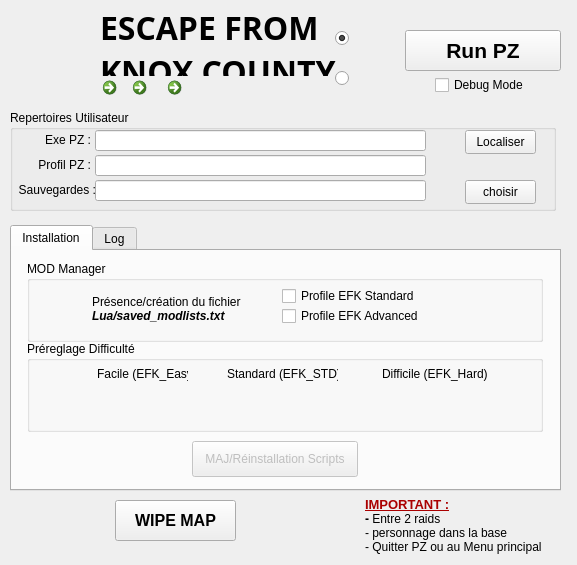
The window that principale.ui (ChristopheTdn/EFK-Launcher) describes before a commit, drawn with Qt 5.
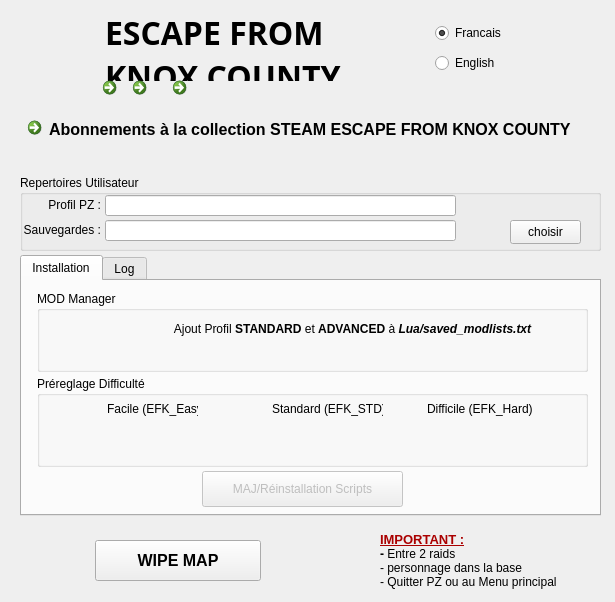
The same window after the commit. Icons and pictures are not drawn.

The edit to the form file:
```diff
--- a/principale.ui
+++ b/principale.ui
@@ -6,8 +6,8 @@
    <rect>
     <x>0</x>
     <y>0</y>
-    <width>577</width>
-    <height>565</height>
+    <width>615</width>
+    <height>602</height>
    </rect>
   </property>
   <property name="windowTitle">
@@ -18,55 +18,13 @@
     <normaloff>:/gfx/gfx/tt.jpeg</normaloff>:/gfx/gfx/tt.jpeg</iconset>
   </property>
   <widget class="QWidget" name="centralWidget">
-   <widget class="QPushButton" name="pushButton_RunPZ">
-    <property name="geometry">
-     <rect>
-      <x>405</x>
-      <y>30</y>
-      <width>156</width>
-      <height>41</height>
-     </rect>
-    </property>
-    <property name="font">
-     <font>
-      <pointsize>16</pointsize>
-      <bold>true</bold>
-     </font>
-    </property>
-    <property name="text">
-     <string>Run PZ</string>
-    </property>
-    <property name="icon">
-     <iconset resource="ressources.qrc">
-      <normaloff>:/gfx/gfx/pz.png</normaloff>:/gfx/gfx/pz.png</iconset>
-    </property>
-    <property name="iconSize">
-     <size>
-      <width>38</width>
-      <height>38</height>
-     </size>
-    </property>
-   </widget>
-   <widget class="QCheckBox" name="checkBox_DebugMode">
-    <property name="geometry">
-     <rect>
-      <x>435</x>
-      <y>75</y>
-      <width>101</width>
-      <height>20</height>
-     </rect>
-    </property>
-    <property name="text">
-     <string>Debug Mode</string>
-    </property>
-   </widget>
    <widget class="QTabWidget" name="tabWidget_FenetrePrincipale">
     <property name="geometry">
      <rect>
-      <x>10</x>
-      <y>225</y>
-      <width>551</width>
-      <height>266</height>
+      <x>20</x>
+      <y>255</y>
+      <width>581</width>
+      <height>261</height>
      </rect>
     </property>
     <property name="toolTip">
@@ -84,50 +42,18 @@
        <rect>
         <x>15</x>
         <y>10</y>
-        <width>516</width>
+        <width>551</width>
         <height>81</height>
        </rect>
       </property>
       <property name="title">
        <string>MOD Manager</string>
       </property>
-      <widget class="QCheckBox" name="checkBox_ProfileEFKStandard">
-       <property name="geometry">
-        <rect>
-         <x>255</x>
-         <y>25</y>
-         <width>171</width>
-         <height>20</height>
-        </rect>
-       </property>
-       <property name="text">
-        <string>Profile EFK Standard</string>
-       </property>
-       <property name="checkable">
-        <bool>true</bool>
-       </property>
-      </widget>
-      <widget class="QCheckBox" name="checkBox_ProfileEFKAdvanced">
-       <property name="geometry">
-        <rect>
-         <x>255</x>
-         <y>45</y>
-         <width>171</width>
-         <height>20</height>
-        </rect>
-       </property>
-       <property name="text">
-        <string>Profile EFK Advanced</string>
-       </property>
-       <property name="checkable">
-        <bool>true</bool>
-       </property>
-      </widget>
       <widget class="QLabel" name="label_IconStatus_MODManager">
        <property name="geometry">
         <rect>
-         <x>25</x>
-         <y>35</y>
+         <x>95</x>
+         <y>25</y>
          <width>31</width>
          <height>31</height>
         </rect>
@@ -145,14 +71,14 @@
       <widget class="QLabel" name="label">
        <property name="geometry">
         <rect>
-         <x>65</x>
-         <y>20</y>
-         <width>151</width>
-         <height>56</height>
+         <x>130</x>
+         <y>25</y>
+         <width>371</width>
+         <height>26</height>
         </rect>
        </property>
        <property name="text">
-        <string>&lt;html&gt;&lt;head/&gt;&lt;body&gt;&lt;p&gt;Présence/création du fichier&lt;br/&gt;&lt;span style=&quot; font-weight:700; font-style:italic;&quot;&gt;Lua/saved_modlists.txt&lt;/span&gt;&lt;/p&gt;&lt;/body&gt;&lt;/html&gt;</string>
+        <string>&lt;html&gt;&lt;head/&gt;&lt;body&gt;&lt;p align=&quot;center&quot;&gt;Ajout Profil &lt;span style=&quot; font-weight:700;&quot;&gt;STANDARD&lt;/span&gt; et &lt;span style=&quot; font-weight:700;&quot;&gt;ADVANCED&lt;/span&gt; à &lt;span style=&quot; font-weight:700; font-style:italic;&quot;&gt;Lua/saved_modlists.txt&lt;/span&gt;&lt;/p&gt;&lt;/body&gt;&lt;/html&gt;</string>
        </property>
       </widget>
      </widget>
@@ -160,8 +86,8 @@
       <property name="geometry">
        <rect>
         <x>15</x>
-        <y>90</y>
-        <width>516</width>
+        <y>95</y>
+        <width>551</width>
         <height>91</height>
        </rect>
       </property>
@@ -184,7 +110,7 @@
       <widget class="QLabel" name="label_difficultSTD">
        <property name="geometry">
         <rect>
-         <x>200</x>
+         <x>235</x>
          <y>25</y>
          <width>111</width>
          <height>16</height>
@@ -197,7 +123,7 @@
       <widget class="QLabel" name="label_difficultHARD">
        <property name="geometry">
         <rect>
-         <x>355</x>
+         <x>390</x>
          <y>25</y>
          <width>111</width>
          <height>16</height>
@@ -229,7 +155,7 @@
       <widget class="QLabel" name="label_IconStatus_difficultSTD">
        <property name="geometry">
         <rect>
-         <x>235</x>
+         <x>265</x>
          <y>45</y>
          <width>31</width>
          <height>31</height>
@@ -248,7 +174,7 @@
       <widget class="QLabel" name="label_IconStatus_difficultHARD">
        <property name="geometry">
         <rect>
-         <x>390</x>
+         <x>420</x>
          <y>40</y>
          <width>31</width>
          <height>31</height>
@@ -273,7 +199,7 @@
        <rect>
         <x>180</x>
         <y>190</y>
-        <width>166</width>
+        <width>201</width>
         <height>36</height>
        </rect>
       </property>
@@ -352,10 +278,10 @@
    <widget class="QGroupBox" name="groupBox">
     <property name="geometry">
      <rect>
-      <x>10</x>
-      <y>110</y>
-      <width>546</width>
-      <height>101</height>
+      <x>20</x>
+      <y>175</y>
+      <width>581</width>
+      <height>76</height>
      </rect>
     </property>
     <property name="title">
@@ -365,11 +291,16 @@
      <property name="geometry">
       <rect>
        <x>85</x>
-       <y>45</y>
-       <width>331</width>
+       <y>20</y>
+       <width>351</width>
        <height>21</height>
       </rect>
      </property>
+     <property name="font">
+      <font>
+       <kerning>true</kerning>
+      </font>
+     </property>
      <property name="readOnly">
       <bool>true</bool>
      </property>
@@ -377,8 +308,8 @@
     <widget class="QLabel" name="label_IconStatus_RepertoireSaveGame">
      <property name="geometry">
       <rect>
-       <x>420</x>
-       <y>65</y>
+       <x>445</x>
+       <y>40</y>
        <width>31</width>
        <height>31</height>
       </rect>
@@ -397,11 +328,16 @@
      <property name="geometry">
       <rect>
        <x>85</x>
-       <y>70</y>
-       <width>331</width>
+       <y>45</y>
+       <width>351</width>
        <height>21</height>
       </rect>
      </property>
+     <property name="font">
+      <font>
+       <kerning>true</kerning>
+      </font>
+     </property>
      <property name="alignment">
       <set>Qt::AlignLeading|Qt::AlignLeft|Qt::AlignVCenter</set>
      </property>
@@ -412,8 +348,8 @@
     <widget class="QLabel" name="label_IconStatus_ProfilPZ">
      <property name="geometry">
       <rect>
-       <x>420</x>
-       <y>40</y>
+       <x>445</x>
+       <y>15</y>
        <width>31</width>
        <height>31</height>
       </rect>
@@ -432,7 +368,7 @@
      <property name="geometry">
       <rect>
        <x>0</x>
-       <y>45</y>
+       <y>20</y>
        <width>81</width>
        <height>20</height>
       </rect>
@@ -447,8 +383,8 @@
     <widget class="QLabel" name="label_5">
      <property name="geometry">
       <rect>
-       <x>5</x>
-       <y>70</y>
+       <x>0</x>
+       <y>45</y>
        <width>81</width>
        <height>20</height>
       </rect>
@@ -463,8 +399,8 @@
     <widget class="QPushButton" name="pushButton_SetRepertoireSaveGame">
      <property name="geometry">
       <rect>
-       <x>455</x>
-       <y>70</y>
+       <x>490</x>
+       <y>45</y>
        <width>71</width>
        <height>24</height>
       </rect>
@@ -473,73 +409,12 @@
       <string>choisir</string>
      </property>
     </widget>
-    <widget class="QLabel" name="label_ExePZ">
-     <property name="geometry">
-      <rect>
-       <x>5</x>
-       <y>20</y>
-       <width>76</width>
-       <height>20</height>
-      </rect>
-     </property>
-     <property name="text">
-      <string>Exe PZ :</string>
-     </property>
-     <property name="alignment">
-      <set>Qt::AlignRight|Qt::AlignTrailing|Qt::AlignVCenter</set>
-     </property>
-    </widget>
-    <widget class="QLineEdit" name="lineEdit_ExePZ">
-     <property name="geometry">
-      <rect>
-       <x>85</x>
-       <y>20</y>
-       <width>331</width>
-       <height>21</height>
-      </rect>
-     </property>
-     <property name="readOnly">
-      <bool>true</bool>
-     </property>
-    </widget>
-    <widget class="QLabel" name="label_IconStatus_ExePZ">
-     <property name="geometry">
-      <rect>
-       <x>420</x>
-       <y>15</y>
-       <width>31</width>
-       <height>31</height>
-      </rect>
-     </property>
-     <property name="text">
-      <string/>
-     </property>
-     <property name="pixmap">
-      <pixmap resource="ressources.qrc">:/gfx/gfx/supprimer.png</pixmap>
-     </property>
-     <property name="scaledContents">
-      <bool>true</bool>
-     </property>
-    </widget>
-    <widget class="QPushButton" name="pushButton_SetExePZ">
-     <property name="geometry">
-      <rect>
-       <x>455</x>
-       <y>20</y>
-       <width>71</width>
-       <height>24</height>
-      </rect>
-     </property>
-     <property name="text">
-      <string>Localiser</string>
-     </property>
-    </widget>
    </widget>
    <widget class="QLabel" name="label_Titre">
     <property name="geometry">
      <rect>
-      <x>100</x>
-      <y>5</y>
+      <x>105</x>
+      <y>10</y>
       <width>261</width>
       <height>71</height>
      </rect>
@@ -558,10 +433,10 @@
    <widget class="QLabel" name="label_2">
     <property name="geometry">
      <rect>
-      <x>10</x>
+      <x>5</x>
       <y>10</y>
-      <width>86</width>
-      <height>81</height>
+      <width>91</width>
+      <height>91</height>
      </rect>
     </property>
     <property name="text">
@@ -577,8 +452,8 @@
    <widget class="QLabel" name="label_Danger">
     <property name="geometry">
      <rect>
-      <x>300</x>
-      <y>500</y>
+      <x>320</x>
+      <y>540</y>
       <width>51</width>
       <height>46</height>
      </rect>
@@ -596,9 +471,9 @@
    <widget class="QPushButton" name="pushButton_WIPE">
     <property name="geometry">
      <rect>
-      <x>115</x>
-      <y>500</y>
-      <width>121</width>
+      <x>95</x>
+      <y>540</y>
+      <width>166</width>
       <height>41</height>
      </rect>
     </property>
@@ -615,9 +490,9 @@
    <widget class="QRadioButton" name="radioButton_France">
     <property name="geometry">
      <rect>
-      <x>335</x>
-      <y>25</y>
-      <width>56</width>
+      <x>435</x>
+      <y>20</y>
+      <width>106</width>
       <height>26</height>
      </rect>
     </property>
@@ -625,7 +500,7 @@
      <string>French</string>
     </property>
     <property name="text">
-     <string/>
+     <string>Francais</string>
     </property>
     <property name="icon">
      <iconset resource="ressources.qrc">
@@ -644,9 +519,9 @@
    <widget class="QRadioButton" name="radioButton_English">
     <property name="geometry">
      <rect>
-      <x>335</x>
-      <y>65</y>
-      <width>56</width>
+      <x>435</x>
+      <y>50</y>
+      <width>96</width>
       <height>26</height>
      </rect>
     </property>
@@ -654,7 +529,7 @@
      <string>English</string>
     </property>
     <property name="text">
-     <string/>
+     <string>English</string>
     </property>
     <property name="icon">
      <iconset resource="ressources.qrc">
@@ -670,8 +545,8 @@
    <widget class="QLabel" name="label_Titre_2">
     <property name="geometry">
      <rect>
-      <x>365</x>
-      <y>490</y>
+      <x>380</x>
+      <y>525</y>
       <width>196</width>
       <height>71</height>
      </rect>
@@ -748,7 +623,7 @@
    <widget class="QCommandLinkButton" name="commandLinkButton_Discord">
     <property name="geometry">
      <rect>
-      <x>160</x>
+      <x>165</x>
       <y>70</y>
       <width>41</width>
       <height>41</height>
@@ -780,8 +655,8 @@
    <widget class="QLabel" name="label_IconStatus_WIPEMAP">
     <property name="geometry">
      <rect>
-      <x>60</x>
-      <y>500</y>
+      <x>35</x>
+      <y>535</y>
       <width>51</width>
       <height>46</height>
      </rect>
@@ -796,6 +671,43 @@
      <bool>true</bool>
     </property>
    </widget>
+   <widget class="QCommandLinkButton" name="commandLinkButton_STEAM">
+    <property name="geometry">
+     <rect>
+      <x>20</x>
+      <y>110</y>
+      <width>581</width>
+      <height>51</height>
+     </rect>
+    </property>
+    <property name="font">
+     <font>
+      <family>Segoe UI</family>
+      <pointsize>12</pointsize>
+      <bold>true</bold>
+      <kerning>false</kerning>
+     </font>
+    </property>
+    <property name="toolTip">
+     <string>La collection de mods EFKC</string>
+    </property>
+    <property name="text">
+     <string>Abonnements à la collection STEAM ESCAPE FROM KNOX COUNTY</string>
+    </property>
+    <property name="icon">
+     <iconset resource="ressources.qrc">
+      <normaloff>:/gfx/gfx/Steam_Icon.png</normaloff>:/gfx/gfx/Steam_Icon.png</iconset>
+    </property>
+    <property name="iconSize">
+     <size>
+      <width>40</width>
+      <height>40</height>
+     </size>
+    </property>
+    <property name="checkable">
+     <bool>false</bool>
+    </property>
+   </widget>
   </widget>
  </widget>
  <resources>
```
Left out of the diff: 57 changed lines with no effect on the pictures.
